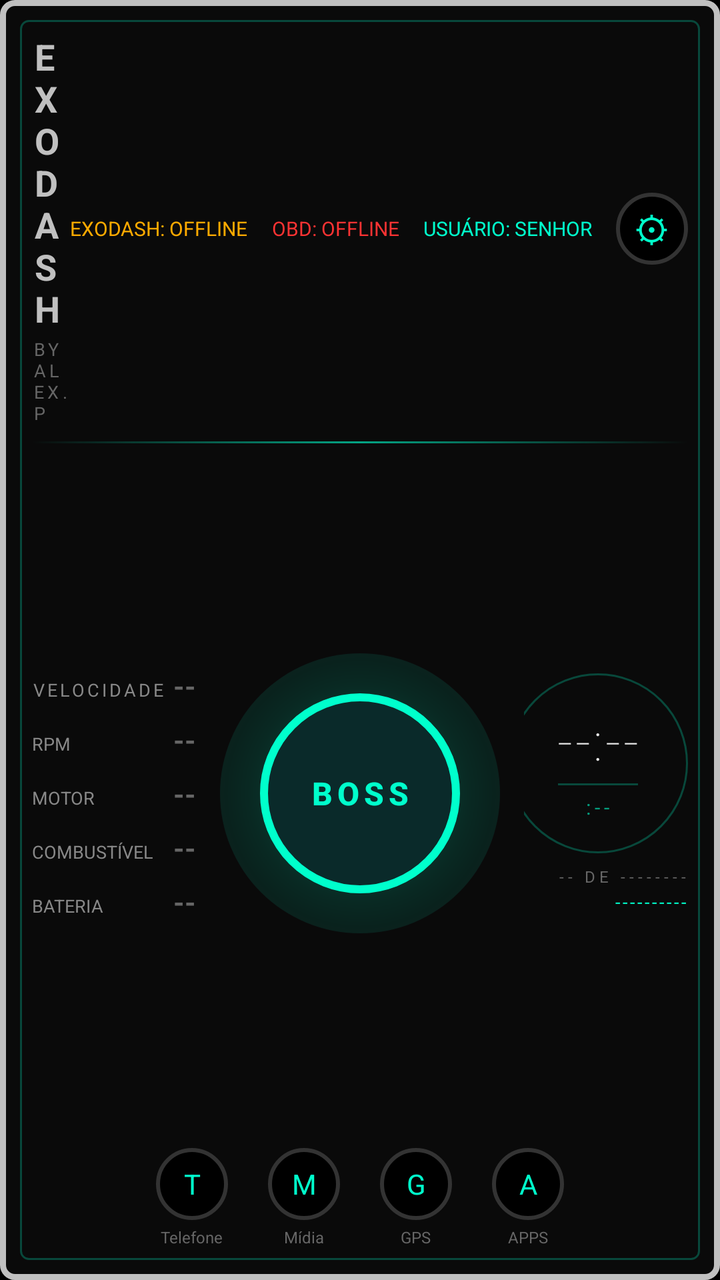
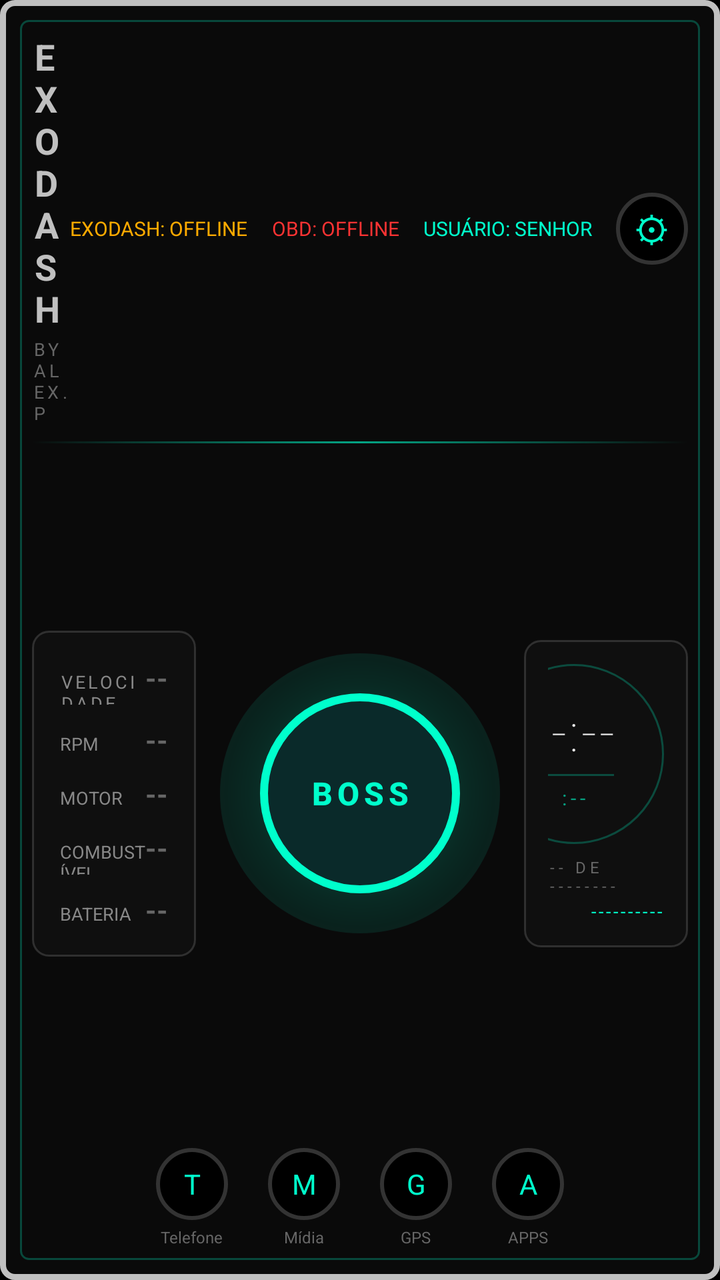

Compare the two renders of this Android layout. The source of the first and the diff that turns it into the second are given below.
<!-- AndroidManifest.xml: activity theme Theme.Exodash -->
<!-- res/layout/activity_main.xml -->
<?xml version="1.0" encoding="utf-8"?>
<LinearLayout
    xmlns:android="http://schemas.android.com/apk/res/android"
    android:layout_width="match_parent"
    android:layout_height="match_parent"
    android:orientation="vertical"
    android:background="@drawable/frame_silver"
    android:padding="16dp">

    
    <LinearLayout
        android:layout_width="match_parent"
        android:layout_height="wrap_content"
        android:orientation="horizontal"
        android:gravity="center_vertical">

        <LinearLayout
            android:layout_width="0dp"
            android:layout_height="wrap_content"
            android:layout_weight="1"
            android:orientation="vertical">

            <TextView
                android:id="@+id/logoText"
                android:layout_width="wrap_content"
                android:layout_height="wrap_content"
                android:text="EXODASH"
                android:textColor="#C0C0C0"
                android:textSize="18sp"
                android:textStyle="bold"
                android:letterSpacing="0.15" />

            <TextView
                android:id="@+id/byText"
                android:layout_width="wrap_content"
                android:layout_height="wrap_content"
                android:text="BY ALEX. P"
                android:textColor="#666666"
                android:textSize="9sp"
                android:letterSpacing="0.2"
                android:layout_marginTop="2dp" />
        </LinearLayout>

        <LinearLayout
            android:layout_width="wrap_content"
            android:layout_height="wrap_content"
            android:orientation="horizontal"
            android:gravity="center_vertical">

            <TextView
                android:id="@+id/statusExo"
                android:layout_width="wrap_content"
                android:layout_height="wrap_content"
                android:text="EXODASH: OFFLINE"
                android:textColor="#FFAA00"
                android:textSize="10sp"
                android:layout_marginEnd="12dp" />

            <TextView
                android:id="@+id/statusObd"
                android:layout_width="wrap_content"
                android:layout_height="wrap_content"
                android:text="OBD: OFFLINE"
                android:textColor="#FF3333"
                android:textSize="10sp"
                android:layout_marginEnd="12dp" />

            <TextView
                android:id="@+id/statusUser"
                android:layout_width="wrap_content"
                android:layout_height="wrap_content"
                android:text="USUÁRIO: SENHOR"
                android:textColor="#00FFCC"
                android:textSize="10sp"
                android:layout_marginEnd="12dp" />

            
            <LinearLayout
                android:id="@+id/btnConfig"
                android:layout_width="36dp"
                android:layout_height="36dp"
                android:orientation="horizontal"
                android:gravity="center"
                android:clickable="true"
                android:focusable="true"
                android:background="@drawable/shortcut_bg">
                <TextView
                    android:layout_width="wrap_content"
                    android:layout_height="wrap_content"
                    android:text="⚙"
                    android:textColor="#00FFCC"
                    android:textSize="18sp" />
            </LinearLayout>
        </LinearLayout>
    </LinearLayout>

    
    <View
        android:layout_width="match_parent"
        android:layout_height="1dp"
        android:background="@drawable/divider_gradient"
        android:layout_marginTop="8dp"
        android:layout_marginBottom="8dp" />

    
    <LinearLayout
        android:layout_width="match_parent"
        android:layout_height="0dp"
        android:layout_weight="1"
        android:orientation="horizontal"
        android:gravity="center_vertical">

        
        <LinearLayout
            android:id="@+id/telemetryLayout"
            android:layout_width="0dp"
            android:layout_height="wrap_content"
            android:layout_weight="1"
            android:orientation="vertical">

            <LinearLayout
                android:layout_width="match_parent"
                android:layout_height="wrap_content"
                android:orientation="horizontal"
                android:layout_marginBottom="8dp">
                <TextView
                    android:layout_width="0dp"
                    android:layout_height="wrap_content"
                    android:layout_weight="1"
                    android:text="VELOCIDADE"
                    android:textColor="#888888"
                    android:textSize="9sp"
                    android:letterSpacing="0.15" />
                <TextView
                    android:id="@+id/telSpeed"
                    android:layout_width="wrap_content"
                    android:layout_height="wrap_content"
                    android:text="--"
                    android:textColor="#666666"
                    android:textSize="14sp"
                    android:textStyle="bold" />
            </LinearLayout>

            <LinearLayout
                android:layout_width="match_parent"
                android:layout_height="wrap_content"
                android:orientation="horizontal"
                android:layout_marginBottom="8dp">
                <TextView
                    android:layout_width="0dp"
                    android:layout_height="wrap_content"
                    android:layout_weight="1"
                    android:text="RPM"
                    android:textColor="#888888"
                    android:textSize="9sp" />
                <TextView
                    android:id="@+id/telRpm"
                    android:layout_width="wrap_content"
                    android:layout_height="wrap_content"
                    android:text="--"
                    android:textColor="#666666"
                    android:textSize="14sp"
                    android:textStyle="bold" />
            </LinearLayout>

            <LinearLayout
                android:layout_width="match_parent"
                android:layout_height="wrap_content"
                android:orientation="horizontal"
                android:layout_marginBottom="8dp">
                <TextView
                    android:layout_width="0dp"
                    android:layout_height="wrap_content"
                    android:layout_weight="1"
                    android:text="MOTOR"
                    android:textColor="#888888"
                    android:textSize="9sp" />
                <TextView
                    android:id="@+id/telTemp"
                    android:layout_width="wrap_content"
                    android:layout_height="wrap_content"
                    android:text="--"
                    android:textColor="#666666"
                    android:textSize="14sp"
                    android:textStyle="bold" />
            </LinearLayout>

            <LinearLayout
                android:layout_width="match_parent"
                android:layout_height="wrap_content"
                android:orientation="horizontal"
                android:layout_marginBottom="8dp">
                <TextView
                    android:layout_width="0dp"
                    android:layout_height="wrap_content"
                    android:layout_weight="1"
                    android:text="COMBUSTÍVEL"
                    android:textColor="#888888"
                    android:textSize="9sp" />
                <TextView
                    android:id="@+id/telFuel"
                    android:layout_width="wrap_content"
                    android:layout_height="wrap_content"
                    android:text="--"
                    android:textColor="#666666"
                    android:textSize="14sp"
                    android:textStyle="bold" />
            </LinearLayout>

            <LinearLayout
                android:layout_width="match_parent"
                android:layout_height="wrap_content"
                android:orientation="horizontal">
                <TextView
                    android:layout_width="0dp"
                    android:layout_height="wrap_content"
                    android:layout_weight="1"
                    android:text="BATERIA"
                    android:textColor="#888888"
                    android:textSize="9sp" />
                <TextView
                    android:id="@+id/telBattery"
                    android:layout_width="wrap_content"
                    android:layout_height="wrap_content"
                    android:text="--"
                    android:textColor="#666666"
                    android:textSize="14sp"
                    android:textStyle="bold" />
            </LinearLayout>
        </LinearLayout>

        
        <FrameLayout
            android:layout_width="wrap_content"
            android:layout_height="wrap_content"
            android:layout_marginStart="12dp"
            android:layout_marginEnd="12dp">

            <View
                android:id="@+id/bossGlow"
                android:layout_width="140dp"
                android:layout_height="140dp"
                android:layout_gravity="center"
                android:background="@drawable/boss_glow" />

            <Button
                android:id="@+id/bossButton"
                android:layout_width="100dp"
                android:layout_height="100dp"
                android:layout_gravity="center"
                android:text="BOSS"
                android:textSize="16sp"
                android:textStyle="bold"
                android:textColor="#00FFCC"
                android:letterSpacing="0.15"
                android:background="@drawable/boss_button_bg"
                android:stateListAnimator="@null" />
        </FrameLayout>

        
        <LinearLayout
            android:id="@+id/rightColumn"
            android:layout_width="0dp"
            android:layout_height="wrap_content"
            android:layout_weight="1"
            android:orientation="vertical"
            android:gravity="end">

            <LinearLayout
                android:id="@+id/clockLayout"
                android:layout_width="wrap_content"
                android:layout_height="wrap_content"
                android:orientation="vertical"
                android:gravity="end">

                <FrameLayout
                    android:layout_width="90dp"
                    android:layout_height="90dp"
                    android:background="@drawable/clock_ring">

                    <LinearLayout
                        android:layout_width="match_parent"
                        android:layout_height="match_parent"
                        android:orientation="vertical"
                        android:gravity="center">

                        <TextView
                            android:id="@+id/clockTime"
                            android:layout_width="wrap_content"
                            android:layout_height="wrap_content"
                            android:text="--:--"
                            android:textColor="#E8E8E8"
                            android:textSize="26sp"
                            android:fontFamily="sans-serif-thin"
                            android:letterSpacing="0.05" />

                        <View
                            android:layout_width="40dp"
                            android:layout_height="1dp"
                            android:background="#4000FFCC"
                            android:layout_marginTop="4dp" />

                        <TextView
                            android:id="@+id/clockSeconds"
                            android:layout_width="wrap_content"
                            android:layout_height="wrap_content"
                            android:text=":--"
                            android:textColor="#00FFCC"
                            android:textSize="10sp"
                            android:letterSpacing="0.2"
                            android:alpha="0.6"
                            android:layout_marginTop="4dp" />
                    </LinearLayout>
                </FrameLayout>

                <TextView
                    android:id="@+id/clockDate"
                    android:layout_width="wrap_content"
                    android:layout_height="wrap_content"
                    android:text="-- DE --------"
                    android:textColor="#666666"
                    android:textSize="8sp"
                    android:letterSpacing="0.25"
                    android:layout_marginTop="6dp" />

                <TextView
                    android:id="@+id/clockDay"
                    android:layout_width="wrap_content"
                    android:layout_height="wrap_content"
                    android:text="----------"
                    android:textColor="#00FFCC"
                    android:textSize="9sp"
                    android:letterSpacing="0.15"
                    android:layout_marginTop="1dp" />
            </LinearLayout>

            
            <LinearLayout
                android:id="@+id/musicFrame"
                android:layout_width="170dp"
                android:layout_height="wrap_content"
                android:orientation="vertical"
                android:background="@drawable/music_frame_bg"
                android:padding="8dp"
                android:layout_marginTop="10dp"
                android:visibility="gone">

                <TextView
                    android:layout_width="wrap_content"
                    android:layout_height="wrap_content"
                    android:text="TOCANDO AGORA"
                    android:textColor="#00FFCC"
                    android:textSize="7sp"
                    android:letterSpacing="0.2"
                    android:alpha="0.7" />

                <TextView
                    android:id="@+id/musicTrack"
                    android:layout_width="match_parent"
                    android:layout_height="wrap_content"
                    android:text="---"
                    android:textColor="#E8E8E8"
                    android:textSize="10sp"
                    android:textStyle="bold"
                    android:maxLines="1"
                    android:ellipsize="end"
                    android:layout_marginTop="4dp" />

                <TextView
                    android:id="@+id/musicArtist"
                    android:layout_width="match_parent"
                    android:layout_height="wrap_content"
                    android:text="---"
                    android:textColor="#888888"
                    android:textSize="8sp"
                    android:maxLines="1"
                    android:ellipsize="end"
                    android:layout_marginTop="1dp" />

                <FrameLayout
                    android:layout_width="match_parent"
                    android:layout_height="2dp"
                    android:background="@drawable/music_progress_bg"
                    android:layout_marginTop="6dp">
                    <View
                        android:id="@+id/musicProgress"
                        android:layout_width="0dp"
                        android:layout_height="match_parent"
                        android:background="@drawable/music_progress_bar" />
                </FrameLayout>
            </LinearLayout>
        </LinearLayout>
    </LinearLayout>


    
    <View
        android:id="@+id/errorTriangle"
        android:layout_width="28dp"
        android:layout_height="24dp"
        android:layout_gravity="end"
        android:layout_marginEnd="8dp"
        android:layout_marginBottom="4dp"
        android:background="@drawable/error_triangle"
        android:visibility="gone" />

    
    <LinearLayout
        android:id="@+id/bottomLayout"
        android:layout_width="match_parent"
        android:layout_height="wrap_content"
        android:orientation="horizontal"
        android:gravity="center"
        android:paddingTop="10dp">

        <LinearLayout
            android:id="@+id/btnTelefone"
            android:layout_width="wrap_content"
            android:layout_height="wrap_content"
            android:orientation="vertical"
            android:gravity="center"
            android:layout_marginEnd="20dp"
            android:clickable="true"
            android:focusable="true"
            android:background="@drawable/shortcut_ripple">
            <TextView
                android:layout_width="36dp"
                android:layout_height="36dp"
                android:text="T"
                android:textSize="14sp"
                android:textColor="#00FFCC"
                android:gravity="center"
                android:background="@drawable/shortcut_bg" />
            <TextView
                android:layout_width="wrap_content"
                android:layout_height="wrap_content"
                android:text="Telefone"
                android:textColor="#666666"
                android:textSize="8sp"
                android:layout_marginTop="3dp" />
        </LinearLayout>

        <LinearLayout
            android:id="@+id/btnMidia"
            android:layout_width="wrap_content"
            android:layout_height="wrap_content"
            android:orientation="vertical"
            android:gravity="center"
            android:layout_marginEnd="20dp"
            android:clickable="true"
            android:focusable="true"
            android:background="@drawable/shortcut_ripple">
            <TextView
                android:layout_width="36dp"
                android:layout_height="36dp"
                android:text="M"
                android:textSize="14sp"
                android:textColor="#00FFCC"
                android:gravity="center"
                android:background="@drawable/shortcut_bg" />
            <TextView
                android:layout_width="wrap_content"
                android:layout_height="wrap_content"
                android:text="Mídia"
                android:textColor="#666666"
                android:textSize="8sp"
                android:layout_marginTop="3dp" />
        </LinearLayout>

        <LinearLayout
            android:id="@+id/btnGps"
            android:layout_width="wrap_content"
            android:layout_height="wrap_content"
            android:orientation="vertical"
            android:gravity="center"
            android:layout_marginEnd="20dp"
            android:clickable="true"
            android:focusable="true"
            android:background="@drawable/shortcut_ripple">
            <TextView
                android:layout_width="36dp"
                android:layout_height="36dp"
                android:text="G"
                android:textSize="14sp"
                android:textColor="#00FFCC"
                android:gravity="center"
                android:background="@drawable/shortcut_bg" />
            <TextView
                android:layout_width="wrap_content"
                android:layout_height="wrap_content"
                android:text="GPS"
                android:textColor="#666666"
                android:textSize="8sp"
                android:layout_marginTop="3dp" />
        </LinearLayout>

        <LinearLayout
            android:id="@+id/btnApps"
            android:layout_width="wrap_content"
            android:layout_height="wrap_content"
            android:orientation="vertical"
            android:gravity="center"
            android:clickable="true"
            android:focusable="true"
            android:background="@drawable/shortcut_ripple">
            <TextView
                android:layout_width="36dp"
                android:layout_height="36dp"
                android:text="A"
                android:textSize="14sp"
                android:textColor="#00FFCC"
                android:gravity="center"
                android:background="@drawable/shortcut_bg" />
            <TextView
                android:layout_width="wrap_content"
                android:layout_height="wrap_content"
                android:text="APPS"
                android:textColor="#666666"
                android:textSize="8sp"
                android:layout_marginTop="3dp" />
        </LinearLayout>
    </LinearLayout>
</LinearLayout>
<!-- resources referenced by this layout -->
<resources>
  <!-- drawable boss_button_bg (drawable) -->
  <?xml version="1.0" encoding="utf-8"?>
  <shape xmlns:android="http://schemas.android.com/apk/res/android"
      android:shape="oval">
      <solid android:color="#0A2A2A" />
      <stroke android:width="4dp" android:color="#00FFCC" />
  </shape>
  <!-- drawable boss_glow (drawable) -->
  <?xml version="1.0" encoding="utf-8"?>
  <shape xmlns:android="http://schemas.android.com/apk/res/android"
      android:shape="oval">
      <gradient
          android:type="radial"
          android:gradientRadius="110dp"
          android:startColor="#5000FFCC"
          android:centerColor="#2000FFCC"
          android:endColor="#00000000" />
  </shape>
  <!-- drawable clock_ring (drawable) -->
  <?xml version="1.0" encoding="utf-8"?>
  <shape xmlns:android="http://schemas.android.com/apk/res/android"
      android:shape="oval">
      <solid android:color="#00000000" />
      <stroke android:width="1dp" android:color="#4000FFCC" />
  </shape>
  <!-- drawable divider_gradient (drawable) -->
  <?xml version="1.0" encoding="utf-8"?>
  <shape xmlns:android="http://schemas.android.com/apk/res/android"
      android:shape="rectangle">
      <gradient
          android:angle="0"
          android:startColor="#0000FFCC"
          android:centerColor="#A000FFCC"
          android:endColor="#0000FFCC" />
  </shape>
  <!-- drawable music_frame_bg (drawable) -->
  <?xml version="1.0" encoding="utf-8"?>
  <shape xmlns:android="http://schemas.android.com/apk/res/android"
      android:shape="rectangle">
      <solid android:color="#0A0A0A" />
      <stroke android:width="1dp" android:color="#4000FFCC" />
      <corners android:radius="6dp" />
  </shape>
  <!-- drawable music_progress_bar (drawable) -->
  <?xml version="1.0" encoding="utf-8"?>
  <shape xmlns:android="http://schemas.android.com/apk/res/android"
      android:shape="rectangle">
      <solid android:color="#00FFCC" />
      <corners android:radius="2dp" />
  </shape>
  <!-- drawable music_progress_bg (drawable) -->
  <?xml version="1.0" encoding="utf-8"?>
  <shape xmlns:android="http://schemas.android.com/apk/res/android"
      android:shape="rectangle">
      <solid android:color="#1a1a1a" />
      <corners android:radius="2dp" />
  </shape>
  <!-- drawable shortcut_bg (drawable) -->
  <?xml version="1.0" encoding="utf-8"?>
  <shape xmlns:android="http://schemas.android.com/apk/res/android"
      android:shape="oval">
      <solid android:color="#000000" />
      <stroke android:width="2dp" android:color="#333333" />
  </shape>
  <!-- drawable shortcut_ripple (drawable) -->
  <?xml version="1.0" encoding="utf-8"?>
  <ripple xmlns:android="http://schemas.android.com/apk/res/android"
      android:color="#6000FFCC">
      <item android:id="@android:id/mask">
          <shape android:shape="oval">
              <solid android:color="#FFFFFF" />
          </shape>
      </item>
  </ripple>
  <style name="Theme.Exodash" parent="Theme.AppCompat.NoActionBar">
          <item name="android:windowBackground">@color/black</item>
          <item name="android:statusBarColor">@android:color/transparent</item>
          <item name="android:navigationBarColor">@android:color/transparent</item>
          <item name="android:windowFullscreen">true</item>
          <item name="android:windowContentOverlay">@null</item>
          <item name="android:windowDrawsSystemBarBackgrounds">false</item>
          <item name="android:windowLayoutInDisplayCutoutMode">shortEdges</item>
      </style>
  <color name="black">#000000</color>
  <!-- unchanged entries left out for length: 2 -->
</resources>

<!-- the commit's change to res/layout/activity_main.xml (unified diff, before → after) -->
@@ -116,7 +116,9 @@
             android:layout_width="0dp"
             android:layout_height="wrap_content"
             android:layout_weight="1"
-            android:orientation="vertical">
+            android:orientation="vertical"
+            android:background="@drawable/card_bg"
+            android:padding="14dp">
 
             <LinearLayout
                 android:layout_width="match_parent"
@@ -264,7 +266,9 @@
             android:layout_height="wrap_content"
             android:layout_weight="1"
             android:orientation="vertical"
-            android:gravity="end">
+            android:gravity="end"
+            android:background="@drawable/card_bg"
+            android:padding="12dp">
 
             <LinearLayout
                 android:id="@+id/clockLayout"
<!-- resource entries referenced after the edit -->
@@ -17,6 +17,14 @@
           android:startColor="#5000FFCC"
           android:centerColor="#2000FFCC"
           android:endColor="#00000000" />
+  </shape>
+  <!-- drawable card_bg (drawable) -->
+  <?xml version="1.0" encoding="utf-8"?>
+  <shape xmlns:android="http://schemas.android.com/apk/res/android"
+      android:shape="rectangle">
+      <solid android:color="#0F0F0F" />
+      <stroke android:width="1dp" android:color="#25FFFFFF" />
+      <corners android:radius="8dp" />
   </shape>
   <!-- drawable clock_ring (drawable) -->
   <?xml version="1.0" encoding="utf-8"?>
